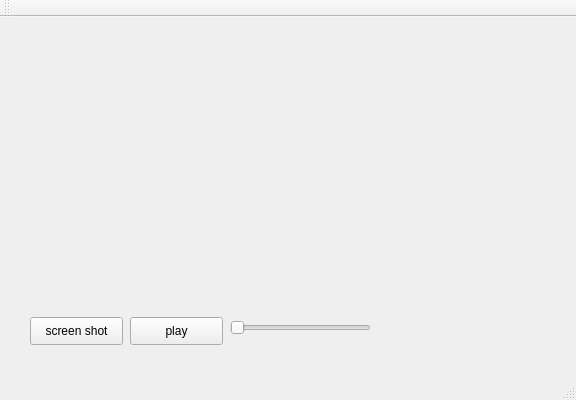
Qt form Qt/QtWidgetsApplication1/QtWidgetsApplication1.ui (eunjiyun/-Field_Training) before a commit.
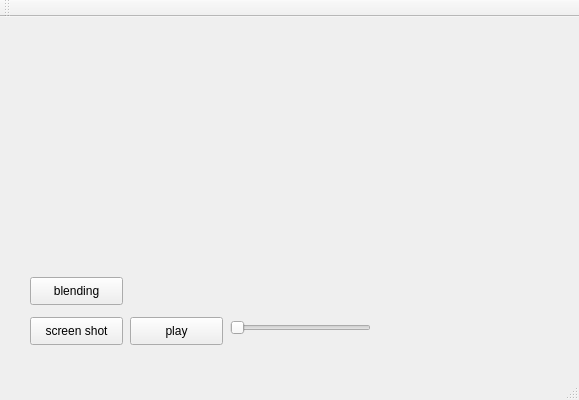
The same form after that commit.

Commit message:
button to make it transparent
버튼을 누르면 투명하게 변하게

Diff of the .ui file:
```diff
--- a/Qt/QtWidgetsApplication1/QtWidgetsApplication1.ui
+++ b/Qt/QtWidgetsApplication1/QtWidgetsApplication1.ui
@@ -6,7 +6,7 @@
    <rect>
     <x>0</x>
     <y>0</y>
-    <width>576</width>
+    <width>579</width>
     <height>400</height>
    </rect>
   </property>
@@ -53,6 +53,19 @@
      <enum>Qt::Horizontal</enum>
     </property>
    </widget>
+   <widget class="QPushButton" name="pushButton_3">
+    <property name="geometry">
+     <rect>
+      <x>30</x>
+      <y>260</y>
+      <width>93</width>
+      <height>28</height>
+     </rect>
+    </property>
+    <property name="text">
+     <string>blending</string>
+    </property>
+   </widget>
   </widget>
   <widget class="QMenuBar" name="menuBar">
    <property name="geometry">
```
Left out of the diff: 2 changed lines with no effect on the pictures. The commit also changes 3 other files.
